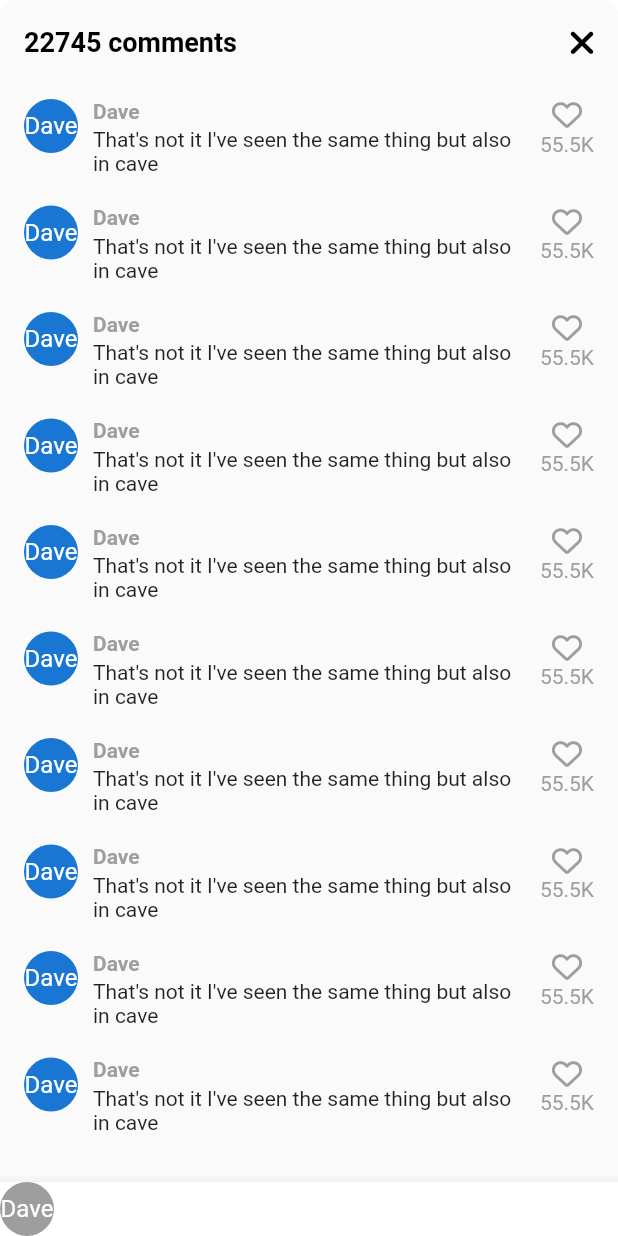
After one commit to Seunghyum/nomadcode_tiktok_clone, a Flutter app: the VideoComments screen opened directly, on a phone screen of 412 x 824 dp. The commit adds this screen. Run offline on Flutter 3.47's test engine with Material 2 defaults, Android fonts, the phone set to English and light mode, and no system bars; our stand-ins replace font_awesome_flutter, video_player, visibility_detector; network calls fail.

Commit message:
#8.2 Add Comment (14:35)

```diff
--- a/lib/features/main_navigation/main_navigation_screen.dart
+++ b/lib/features/main_navigation/main_navigation_screen.dart
@@ -38,6 +38,7 @@ class _MainNavigationScreenState extends State<MainNavigationScreen> {
   @override
   Widget build(BuildContext context) {
     return Scaffold(
+      backgroundColor: _selectedIndex == 0 ? Colors.black : Colors.white,
       body: Stack(children: [
         // 안보이지만 앱상에서는 존재하게끔 만들어 주는 위젯
         Offstage(
--- /dev/null
+++ b/lib/features/videos/widgets/video_comments.dart
@@ -0,0 +1,108 @@
+import 'package:flutter/material.dart';
+import 'package:font_awesome_flutter/font_awesome_flutter.dart';
+import 'package:nomadcode_tiktok_clone/constants/gaps.dart';
+import 'package:nomadcode_tiktok_clone/constants/sizes.dart';
+
+class VideoComments extends StatefulWidget {
+  const VideoComments({super.key});
+
+  @override
+  State<VideoComments> createState() => _VideoCommentsState();
+}
+
+class _VideoCommentsState extends State<VideoComments> {
+  void _onClosePressed() {
+    Navigator.of(context).pop();
+  }
+
+  @override
+  Widget build(BuildContext context) {
+    return Container(
+      clipBehavior: Clip.hardEdge,
+      decoration:
+          BoxDecoration(borderRadius: BorderRadius.circular(Sizes.size10)),
+      child: Scaffold(
+        backgroundColor: Colors.grey.shade50,
+        appBar: AppBar(
+          backgroundColor: Colors.grey.shade50,
+          automaticallyImplyLeading: false,
+          title: const Text('22745 comments'),
+          actions: [
+            IconButton(
+              onPressed: _onClosePressed,
+              icon: const FaIcon(
+                FontAwesomeIcons.xmark,
+              ),
+            )
+          ],
+        ),
+        body: ListView.separated(
+          padding: const EdgeInsets.symmetric(
+            vertical: Sizes.size10,
+            horizontal: Sizes.size16,
+          ),
+          separatorBuilder: (context, index) => Gaps.v20,
+          itemCount: 10,
+          itemBuilder: (context, index) => Row(
+            crossAxisAlignment: CrossAxisAlignment.start,
+            children: [
+              const CircleAvatar(
+                radius: 18,
+                child: Text("Dave"),
+              ),
+              Gaps.h10,
+              Expanded(
+                child: Column(
+                    crossAxisAlignment: CrossAxisAlignment.start,
+                    children: [
+                      Text(
+                        'Dave',
+                        style: TextStyle(
+                          fontWeight: FontWeight.bold,
+                          fontSize: Sizes.size14,
+                          color: Colors.grey.shade500,
+                        ),
+                      ),
+                      Gaps.v3,
+                      const Text(
+                        "That's not it I've seen the same thing but also in cave",
+                      ),
+                    ]),
+              ),
+              Gaps.h10,
+              Column(
+                children: [
+                  FaIcon(
+                    FontAwesomeIcons.heart,
+                    color: Colors.grey.shade500,
+                    size: Sizes.size20,
+                  ),
+                  Gaps.v2,
+                  Text(
+                    '55.5K',
+                    style: TextStyle(
+                      color: Colors.grey.shade500,
+                    ),
+                  ),
+                ],
+              )
+            ],
+          ),
+        ),
+        bottomNavigationBar: BottomAppBar(
+          color: Colors.white,
+          child: Row(
+            children: [
+              CircleAvatar(
+                radius: 18,
+                backgroundColor: Colors.grey.shade500,
+                foregroundColor: Colors.white,
+                child: const Text('Dave'),
+              ),
+            ],
+          ),
+        ),
+      ),
+    );
+  }
+}
```
Also changed, not shown: lib/features/main_navigation/widgets/navigation_tool_button.dart (added, +41 -0 lines), lib/features/videos/video_timeline_screen.dart (+11 -1 lines), lib/features/videos/widgets/video_button.dart (added, +32 -0 lines), lib/features/videos/widgets/video_post.dart (+88 -8 lines), 66 other files.
